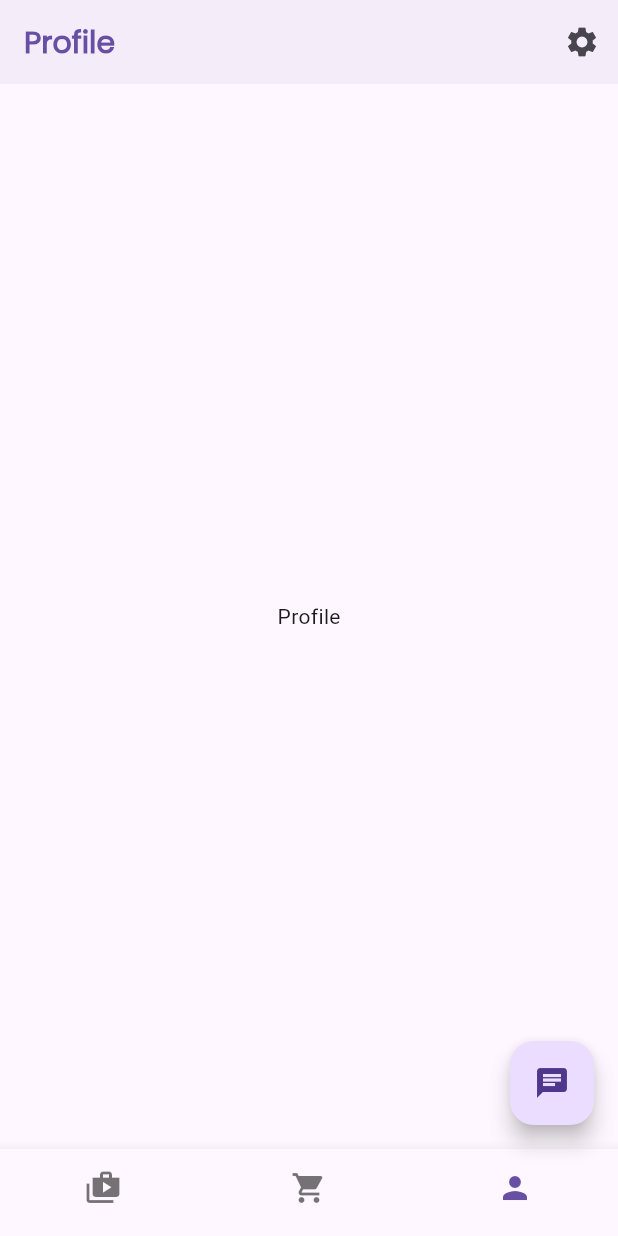
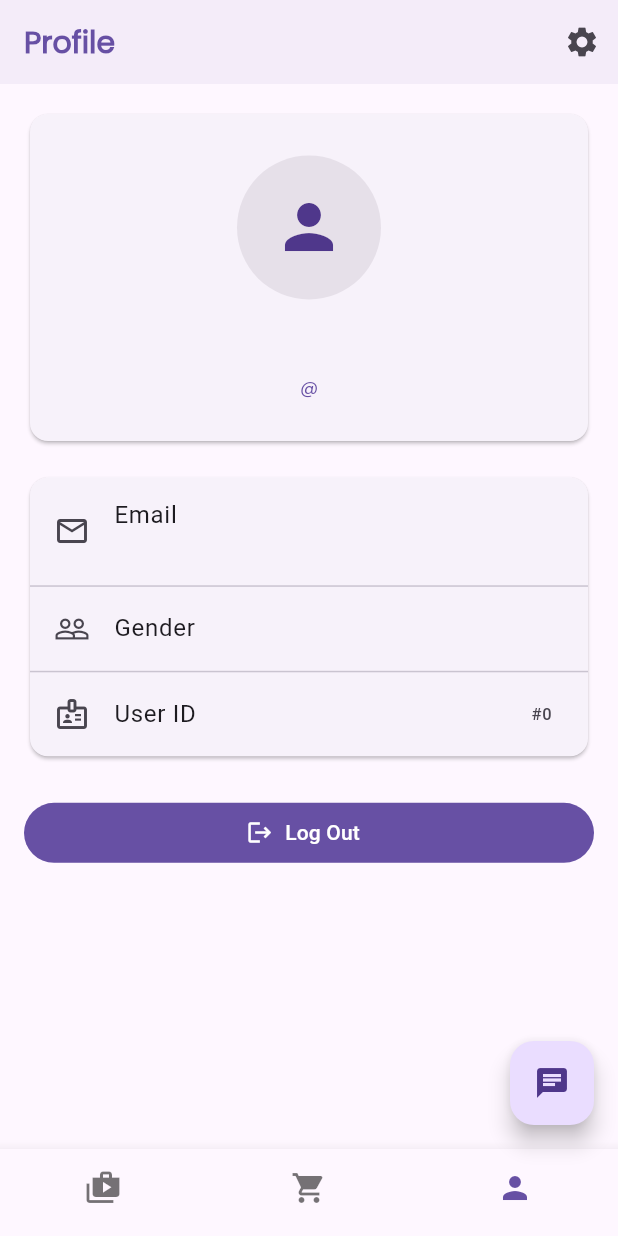
Before and after one commit to ararrrr/sena_advmobrogAY2627, a Flutter app: the HomeScreen screen opened by its route, swiped to page 3, on a phone screen of 412 x 824 dp. Run offline on Flutter 3.47's test engine with Material 3 defaults, Android fonts, the phone set to English and light mode, and no system bars; our stand-ins replace flutter_dotenv, flutter_screenutil, shared_preferences; accounts and stored records are empty; network calls fail.

Commit message:
“lab_act4”

```diff
--- a/sena_mobile/lib/main.dart
+++ b/sena_mobile/lib/main.dart
@@ -5,8 +5,11 @@ import 'package:flutter_screenutil/flutter_screenutil.dart';
 import 'package:provider/provider.dart';
 
 import 'providers/theme_provider.dart';
+import 'models/user.dart';
 import 'screens/home_screen.dart';
 import 'screens/settings_screen.dart';
+import 'screens/signin_screen.dart';
+import 'screens/splash_screen.dart';
 
 Future<void> main() async {
   WidgetsFlutterBinding.ensureInitialized();
@@ -40,9 +43,17 @@ class SenaMobileApp extends StatelessWidget {
             darkTheme: ThemeData.dark(),
             themeMode:
                 themeProvider.isDark ? ThemeMode.dark : ThemeMode.light,
-            initialRoute: '/home',
+            initialRoute: '/splash',
             routes: {
-              '/home': (context) => const HomeScreen(),
+              '/splash': (context) => const SplashScreen(),
+              '/signin': (context) => const SignInScreen(),
+              '/home': (context) {
+                final arguments = ModalRoute.of(context)?.settings.arguments;
+                final userData = arguments is Map<String, dynamic>
+                    ? arguments
+                    : const <String, dynamic>{};
+                return HomeScreen(user: User.fromJson(userData));
+              },
               '/settings': (context) => const SettingsScreen(),
             },
           );
--- /dev/null
+++ b/sena_mobile/lib/models/user.dart
@@ -0,0 +1,53 @@
+class User {
+  final int id;
+  final String username;
+  final String email;
+  final String firstName;
+  final String lastName;
+  final String gender;
+  final String image;
+  final String accessToken;
+  final String refreshToken;
+
+  const User({
+    required this.id,
+    required this.username,
+    required this.email,
+    required this.firstName,
+    required this.lastName,
+    required this.gender,
+    required this.image,
+    required this.accessToken,
+    required this.refreshToken,
+  });
+
+  // Enhancement 3: Convert API and saved preference data into a User model.
+  factory User.fromJson(Map<String, dynamic> json) {
+    return User(
+      id: (json['id'] as num?)?.toInt() ?? 0,
+      username: json['username'] as String? ?? '',
+      email: json['email'] as String? ?? '',
+      firstName: json['firstName'] as String? ?? '',
+      lastName: json['lastName'] as String? ?? '',
+      gender: json['gender'] as String? ?? '',
+      image: json['image'] as String? ?? '',
+      accessToken:
+          (json['accessToken'] as String?) ?? (json['token'] as String?) ?? '',
+      refreshToken: json['refreshToken'] as String? ?? '',
+    );
+  }
+
+  Map<String, dynamic> toJson() {
+    return {
+      'id': id,
+      'username': username,
+      'email': email,
+      'firstName': firstName,
+      'lastName': lastName,
+      'gender': gender,
+      'image': image,
+      'accessToken': accessToken,
+      'refreshToken': refreshToken,
+    };
+  }
+}
--- a/sena_mobile/lib/screens/home_screen.dart
+++ b/sena_mobile/lib/screens/home_screen.dart
@@ -1,15 +1,17 @@
 import 'package:flutter/material.dart';
 import 'package:flutter_screenutil/flutter_screenutil.dart';
 
+import '../models/user.dart';
 import '../widgets/custom_text.dart';
 import 'cart_screen.dart';
 import 'chat_screen.dart';
 import 'product_screen.dart';
+import 'profile_screen.dart';
 
 class HomeScreen extends StatefulWidget {
-  const HomeScreen({super.key, this.username = ''});
+  const HomeScreen({super.key, required this.user});
 
-  final String username;
+  final User user;
 
   @override
   State<HomeScreen> createState() => _HomeScreenState();
@@ -48,10 +50,11 @@ class _HomeScreenState extends State<HomeScreen> {
           onPageChanged: (page) {
             setState(() => _selectedIndex = page);
           },
-          children: const [
-            ProductScreen(),
-            CartScreen(),
-            Center(child: Text('Profile')),
+          children: [
+            const ProductScreen(),
+            // Enhancement 3: Use the saved user's ID to load their cart.
+            CartScreen(userId: widget.user.id),
+            ProfileScreen(user: widget.user),
           ],
         ),
         // Enhancement 2: Chat is now a floating button and is hidden on Cart.
@@ -106,7 +109,11 @@ class _HomeScreenState extends State<HomeScreen> {
     }
 
     return CustomText(
-      text: _selectedIndex == 1 ? 'Cart' : 'Profile',
+      text: _selectedIndex == 1
+          ? 'Cart'
+          : (widget.user.firstName.isEmpty
+              ? 'Profile'
+              : widget.user.firstName),
       fontSize: 20.sp,
       color: Theme.of(context).colorScheme.primary,
       fontWeight: FontWeight.w600,
--- a/sena_mobile/lib/screens/product_details_screen.dart
+++ b/sena_mobile/lib/screens/product_details_screen.dart
@@ -3,6 +3,7 @@ import 'package:flutter_screenutil/flutter_screenutil.dart';
 
 import '../models/product_model.dart';
 import '../services/cart_service.dart';
+import '../services/user_service.dart';
 import '../widgets/custom_text.dart';
 
 class ProductDetailsScreen extends StatefulWidget {
@@ -18,7 +19,6 @@ class ProductDetailsScreen extends StatefulWidget {
 }
 
 class _ProductDetailsScreenState extends State<ProductDetailsScreen> {
-  static const int _userId = 5;
   bool _isAddingToCart = false;
 
   @override
@@ -125,8 +125,9 @@ class _ProductDetailsScreenState extends State<ProductDetailsScreen> {
     setState(() => _isAddingToCart = true);
 
     try {
+      final user = await UserService().getUser();
       final cart = await CartService().addToCart(
-        userId: _userId,
+        userId: user.id,
         productId: widget.product.id,
       );
       if (!mounted) return;
--- /dev/null
+++ b/sena_mobile/lib/screens/profile_screen.dart
@@ -0,0 +1,91 @@
+import 'package:flutter/material.dart';
+import 'package:flutter_screenutil/flutter_screenutil.dart';
+
+import '../models/user.dart';
+import '../services/user_service.dart';
+import '../widgets/custom_text.dart';
+
+class ProfileScreen extends StatelessWidget {
+  const ProfileScreen({super.key, required this.user});
+
+  final User user;
+
+  @override
+  Widget build(BuildContext context) {
+    // Enhancement 3: Render the signed-in User model on the profile screen.
+    return SafeArea(
+      child: ListView(
+        padding: EdgeInsets.all(16.r),
+        children: [
+          Card(
+            child: Padding(
+              padding: EdgeInsets.symmetric(vertical: 24.h, horizontal: 16.w),
+              child: Column(
+                children: [
+                  CircleAvatar(
+                    radius: 48.r,
+                    backgroundColor:
+                        Theme.of(context).colorScheme.surfaceContainerHighest,
+                    backgroundImage:
+                        user.image.isEmpty ? null : NetworkImage(user.image),
+                    child: user.image.isEmpty
+                        ? Icon(Icons.person, size: 48.r)
+                        : null,
+                  ),
+                  SizedBox(height: 14.h),
+                  CustomText(
+                    text: '${user.firstName} ${user.lastName}'.trim(),
+                    fontSize: 20.sp,
+                    fontWeight: FontWeight.bold,
+                    textAlign: TextAlign.center,
+                  ),
+                  SizedBox(height: 4.h),
+                  CustomText(
+                    text: '@${user.username}',
+                    color: Theme.of(context).colorScheme.primary,
+                  ),
+                ],
+              ),
+            ),
+          ),
+          SizedBox(height: 14.h),
+          Card(
+            child: Column(
+              children: [
+                ListTile(
+                  leading: const Icon(Icons.email_outlined),
+                  title: const Text('Email'),
+                  subtitle: Text(user.email),
+                ),
+                const Divider(height: 1),
+                ListTile(
+                  leading: const Icon(Icons.people_outline),
+                  title: const Text('Gender'),
+                  trailing: Text(user.gender),
+                ),
+                const Divider(height: 1),
+                ListTile(
+                  leading: const Icon(Icons.badge_outlined),
+                  title: const Text('User ID'),
+                  trailing: Text('#${user.id}'),
+                ),
+              ],
+            ),
+          ),
+          SizedBox(height: 20.h),
+          FilledButton.icon(
+            onPressed: () => _logout(context),
+            icon: const Icon(Icons.logout),
+            label: const Text('Log Out'),
+          ),
+        ],
+      ),
+    );
+  }
+
+  Future<void> _logout(BuildContext context) async {
+    await UserService().logout();
+    if (!context.mounted) return;
+    Navigator.pushNamedAndRemoveUntil(context, '/signin', (_) => false);
+  }
+}
--- a/sena_mobile/pubspec.yaml
+++ b/sena_mobile/pubspec.yaml
@@ -14,6 +14,7 @@ dependencies:
   flutter_screenutil: ^5.9.3
   http: ^1.2.0
   provider: ^6.1.5
+  shared_preferences: ^2.5.5
 
 dev_dependencies:
   flutter_test:
```
Also changed, not shown: sena_mobile/lib/screens/cart_screen.dart (+5 -5 lines), sena_mobile/lib/screens/signin_screen.dart (added, +138 -0 lines), sena_mobile/lib/screens/splash_screen.dart (added, +63 -0 lines), sena_mobile/lib/services/user_service.dart (added, +103 -0 lines), sena_mobile/pubspec.lock, 3 other files.
